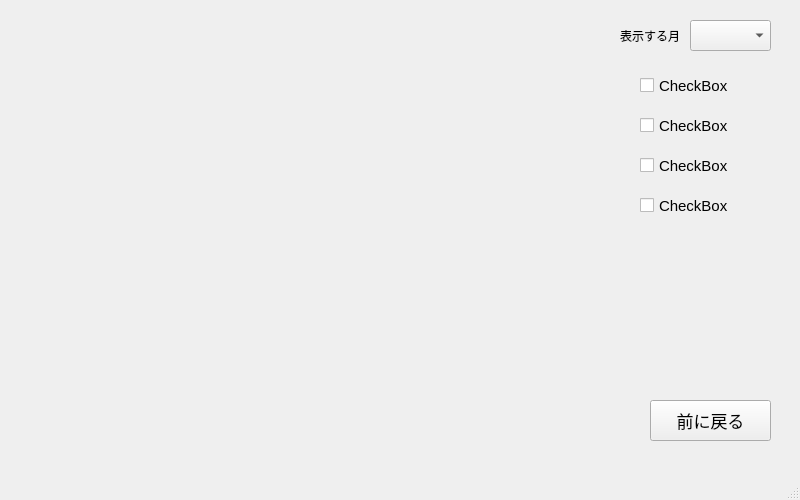
First picture: the form in pastWindow.ui, repository mogise/selfcare, before the edit.
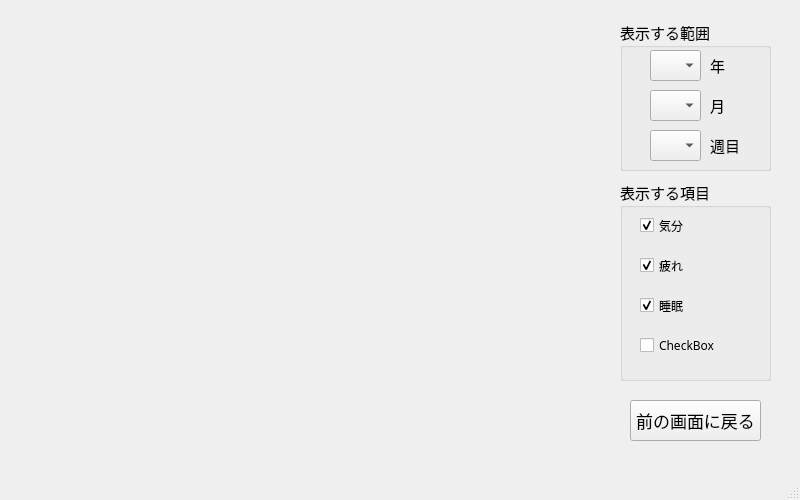
Second picture: the form after the edit.

The edit to the form file:
```diff
--- a/pastWindow.ui
+++ b/pastWindow.ui
@@ -14,19 +14,6 @@
    <string>MainWindow</string>
   </property>
   <widget class="QWidget" name="centralwidget">
-   <widget class="QComboBox" name="comboBox">
-    <property name="geometry">
-     <rect>
-      <x>690</x>
-      <y>20</y>
-      <width>81</width>
-      <height>31</height>
-     </rect>
-    </property>
-    <property name="editable">
-     <bool>false</bool>
-    </property>
-   </widget>
    <widget class="QWidget" name="verticalLayoutWidget">
     <property name="geometry">
      <rect>
@@ -52,108 +39,243 @@
      </item>
     </layout>
    </widget>
-   <widget class="QLabel" name="label">
-    <property name="geometry">
-     <rect>
-      <x>620</x>
-      <y>20</y>
-      <width>61</width>
-      <height>31</height>
-     </rect>
-    </property>
-    <property name="text">
-     <string>表示する月</string>
-    </property>
-   </widget>
-   <widget class="QCheckBox" name="checkBox">
-    <property name="geometry">
-     <rect>
-      <x>640</x>
-      <y>70</y>
-      <width>91</width>
-      <height>31</height>
-     </rect>
-    </property>
-    <property name="font">
-     <font>
-      <pointsize>11</pointsize>
-     </font>
-    </property>
-    <property name="text">
-     <string>CheckBox</string>
-    </property>
-   </widget>
    <widget class="QPushButton" name="pushButton">
     <property name="geometry">
      <rect>
-      <x>650</x>
+      <x>630</x>
       <y>400</y>
-      <width>121</width>
+      <width>131</width>
       <height>41</height>
      </rect>
     </property>
     <property name="font">
      <font>
+      <family>メイリオ</family>
       <pointsize>13</pointsize>
      </font>
     </property>
     <property name="text">
-     <string>前に戻る</string>
+     <string>前の画面に戻る</string>
     </property>
    </widget>
-   <widget class="QCheckBox" name="checkBox_2">
+   <widget class="QGroupBox" name="groupBox">
     <property name="geometry">
      <rect>
-      <x>640</x>
-      <y>110</y>
-      <width>91</width>
-      <height>31</height>
+      <x>620</x>
+      <y>20</y>
+      <width>151</width>
+      <height>151</height>
      </rect>
     </property>
     <property name="font">
      <font>
+      <family>メイリオ</family>
       <pointsize>11</pointsize>
      </font>
     </property>
-    <property name="text">
-     <string>CheckBox</string>
+    <property name="title">
+     <string>表示する範囲</string>
     </property>
+    <widget class="QComboBox" name="comboBox">
+     <property name="geometry">
+      <rect>
+       <x>30</x>
+       <y>30</y>
+       <width>51</width>
+       <height>31</height>
+      </rect>
+     </property>
+     <property name="font">
+      <font>
+       <family>メイリオ</family>
+       <pointsize>11</pointsize>
+      </font>
+     </property>
+     <property name="editable">
+      <bool>false</bool>
+     </property>
+    </widget>
+    <widget class="QComboBox" name="comboBox_2">
+     <property name="geometry">
+      <rect>
+       <x>30</x>
+       <y>70</y>
+       <width>51</width>
+       <height>31</height>
+      </rect>
+     </property>
+     <property name="font">
+      <font>
+       <family>メイリオ</family>
+       <pointsize>11</pointsize>
+      </font>
+     </property>
+     <property name="editable">
+      <bool>false</bool>
+     </property>
+    </widget>
+    <widget class="QComboBox" name="comboBox_3">
+     <property name="geometry">
+      <rect>
+       <x>30</x>
+       <y>110</y>
+       <width>51</width>
+       <height>31</height>
+      </rect>
+     </property>
+     <property name="font">
+      <font>
+       <family>メイリオ</family>
+       <pointsize>11</pointsize>
+      </font>
+     </property>
+     <property name="editable">
+      <bool>false</bool>
+     </property>
+    </widget>
+    <widget class="QLabel" name="label_2">
+     <property name="geometry">
+      <rect>
+       <x>90</x>
+       <y>30</y>
+       <width>31</width>
+       <height>31</height>
+      </rect>
+     </property>
+     <property name="text">
+      <string>年</string>
+     </property>
+    </widget>
+    <widget class="QLabel" name="label_3">
+     <property name="geometry">
+      <rect>
+       <x>90</x>
+       <y>70</y>
+       <width>31</width>
+       <height>31</height>
+      </rect>
+     </property>
+     <property name="text">
+      <string>月</string>
+     </property>
+    </widget>
+    <widget class="QLabel" name="label_4">
+     <property name="geometry">
+      <rect>
+       <x>90</x>
+       <y>110</y>
+       <width>31</width>
+       <height>31</height>
+      </rect>
+     </property>
+     <property name="text">
+      <string>週目</string>
+     </property>
+    </widget>
    </widget>
-   <widget class="QCheckBox" name="checkBox_3">
+   <widget class="QGroupBox" name="groupBox_2">
     <property name="geometry">
      <rect>
-      <x>640</x>
-      <y>150</y>
-      <width>91</width>
-      <height>31</height>
+      <x>620</x>
+      <y>180</y>
+      <width>151</width>
+      <height>201</height>
      </rect>
     </property>
     <property name="font">
      <font>
+      <family>メイリオ</family>
       <pointsize>11</pointsize>
      </font>
     </property>
-    <property name="text">
-     <string>CheckBox</string>
+    <property name="title">
+     <string>表示する項目</string>
     </property>
-   </widget>
-   <widget class="QCheckBox" name="checkBox_4">
-    <property name="geometry">
-     <rect>
-      <x>640</x>
-      <y>190</y>
-      <width>91</width>
-      <height>31</height>
-     </rect>
-    </property>
-    <property name="font">
-     <font>
-      <pointsize>11</pointsize>
-     </font>
-    </property>
-    <property name="text">
-     <string>CheckBox</string>
-    </property>
+    <widget class="QCheckBox" name="checkBox_4">
+     <property name="geometry">
+      <rect>
+       <x>20</x>
+       <y>150</y>
+       <width>91</width>
+       <height>31</height>
+      </rect>
+     </property>
+     <property name="font">
+      <font>
+       <family>メイリオ</family>
+       <pointsize>9</pointsize>
+      </font>
+     </property>
+     <property name="text">
+      <string>CheckBox</string>
+     </property>
+    </widget>
+    <widget class="QCheckBox" name="checkBox_3">
+     <property name="geometry">
+      <rect>
+       <x>20</x>
+       <y>110</y>
+       <width>91</width>
+       <height>31</height>
+      </rect>
+     </property>
+     <property name="font">
+      <font>
+       <family>メイリオ</family>
+       <pointsize>9</pointsize>
+      </font>
+     </property>
+     <property name="text">
+      <string>睡眠</string>
+     </property>
+     <property name="checked">
+      <bool>true</bool>
+     </property>
+    </widget>
+    <widget class="QCheckBox" name="checkBox_2">
+     <property name="geometry">
+      <rect>
+       <x>20</x>
+       <y>70</y>
+       <width>91</width>
+       <height>31</height>
+      </rect>
+     </property>
+     <property name="font">
+      <font>
+       <family>メイリオ</family>
+       <pointsize>9</pointsize>
+      </font>
+     </property>
+     <property name="text">
+      <string>疲れ</string>
+     </property>
+     <property name="checked">
+      <bool>true</bool>
+     </property>
+    </widget>
+    <widget class="QCheckBox" name="checkBox">
+     <property name="geometry">
+      <rect>
+       <x>20</x>
+       <y>30</y>
+       <width>91</width>
+       <height>31</height>
+      </rect>
+     </property>
+     <property name="font">
+      <font>
+       <family>メイリオ</family>
+       <pointsize>9</pointsize>
+      </font>
+     </property>
+     <property name="text">
+      <string>気分</string>
+     </property>
+     <property name="checked">
+      <bool>true</bool>
+     </property>
+    </widget>
    </widget>
   </widget>
   <widget class="QMenuBar" name="menubar">
```
